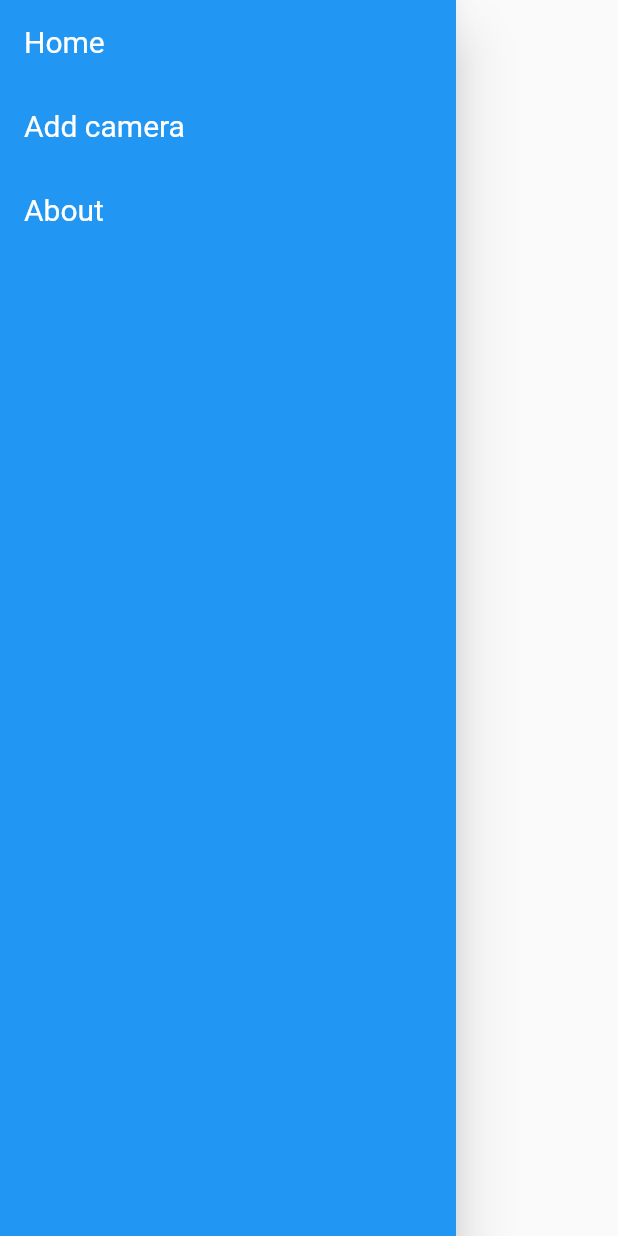
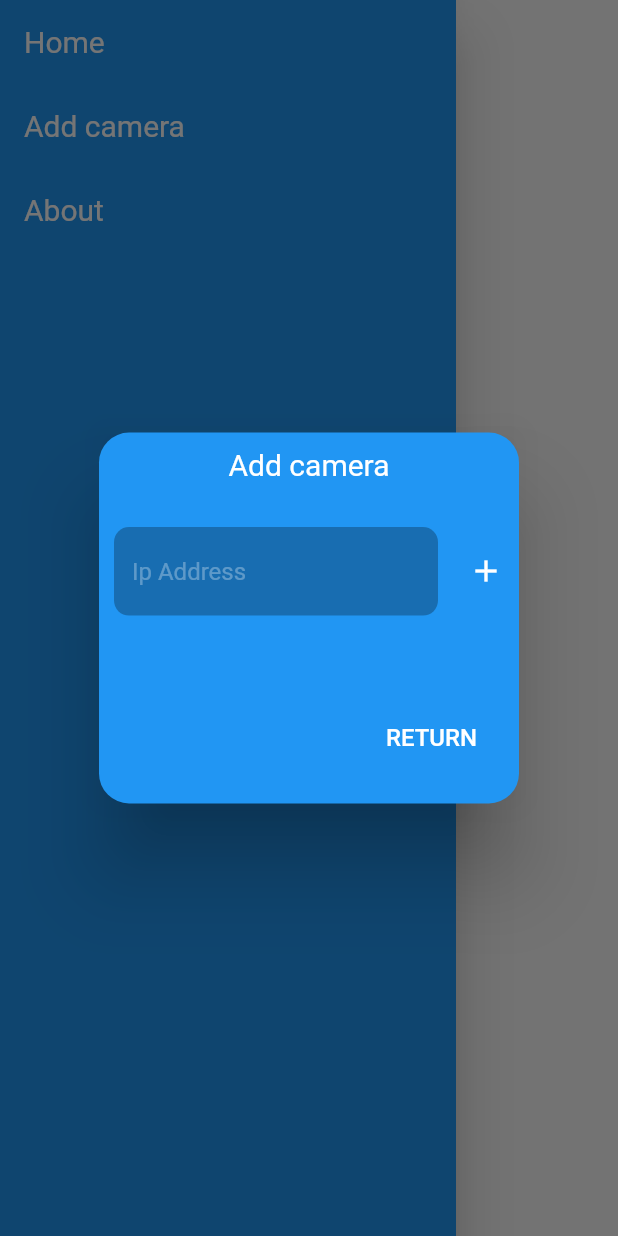
Before and after one commit to thalyson004/flutter_timelapse_server, a Flutter app: the MyDrawer widget shown alone on an empty page, opened directly, after a tap on "Add camera", on a phone screen of 412 x 824 dp. Run offline on Flutter 3.47's test engine with Material 2 defaults, Android fonts, the light colour scheme and no system bars; our stand-ins replace extended_image; network calls fail.

Commit message:
[DEV] Add auto refresh image and update flutter version.

```diff
--- a/lib/models/camera.dart
+++ b/lib/models/camera.dart
@@ -1,4 +1,5 @@
 import 'package:flutter_timelapse/api/api.dart';
+import 'package:flutter_timelapse/widgets/camera_card.dart';
 
 class Camera {
   String ip;
@@ -6,4 +7,6 @@ class Camera {
   Camera({required this.ip});
 
   get image => API.getImage(ip);
+
+  get card => CameraCard(ip: ip);
 }
--- a/lib/pages/about.dart
+++ b/lib/pages/about.dart
@@ -25,7 +25,6 @@ Widget aboutDialog(BuildContext context) {
           SingleChildScrollView(
             child: Column(
               crossAxisAlignment: CrossAxisAlignment.stretch,
-              mainAxisAlignment: MainAxisAlignment.center,
               children: [
                 Row(
                   children: const [
--- a/lib/widgets/camera_card.dart
+++ b/lib/widgets/camera_card.dart
@@ -1,5 +1,9 @@
+import 'dart:async';
+
+import 'package:extended_image/extended_image.dart';
 import 'package:flutter/cupertino.dart';
 import 'package:flutter/material.dart';
+import 'package:flutter/scheduler.dart';
 
 class CameraCard extends StatefulWidget {
   String? ip;
@@ -10,9 +14,39 @@ class CameraCard extends StatefulWidget {
 }
 
 class _CameraCardState extends State<CameraCard> {
+  ExtendedNetworkImageProvider image = ExtendedNetworkImageProvider("");
+  String text = "";
+  //NetworkImage("http://${widget.ip}/capture");
+
+  ExtendedNetworkImageProvider getImage() {
+    return ExtendedNetworkImageProvider(
+      "http://${widget.ip}/capture?time=${DateTime.now().millisecondsSinceEpoch}",
+      scale: 1,
+      cache: false,
+      cacheMaxAge: Duration(seconds: 1),
+      //cancelToken: cancellationToken,
+    );
+  }
+
   @override
   void initState() {
-    //final st = StreamBuilder();
+    image = getImage();
+    super.initState();
+
+    Timer.periodic(const Duration(seconds: 1), (Timer timer) async {
+      print("Update camera ${widget.ip}");
+      final tempImage = getImage();
+      setState(() {
+        text = DateTime.now().toLocal().toString();
+      });
+    });
+
+    Timer.periodic(const Duration(seconds: 5), (Timer timer) async {
+      final tempImage = getImage();
+      setState(() {
+        image = tempImage;
+      });
+    });
   }
 
   @override
@@ -21,22 +55,52 @@ class _CameraCardState extends State<CameraCard> {
     double side = (width / 3) - 3 * 2 * 8;
     return Padding(
       padding: const EdgeInsets.all(8.0),
-      child: Container(
+      child: Stack(
+        children: [
+          Container(
             height: side,
             width: side,
+            child: Align(
+              alignment: Alignment.bottomRight,
+              child: Text(
+                text,
+                style: const TextStyle(
+                  color: Colors.white,
+                  fontSize: 20,
+                  fontWeight: FontWeight.bold,
+                  shadows: [
+                    Shadow(
+                        // bottomLeft
+                        offset: Offset(-1.5, -1.5),
+                        color: Colors.black),
+                    Shadow(
+                        // bottomRight
+                        offset: Offset(1.5, -1.5),
+                        color: Colors.black),
+                    Shadow(
+                        // topRight
+                        offset: Offset(1.5, 1.5),
+                        color: Colors.black),
+                    Shadow(
+                        // topLeft
+                        offset: Offset(-1.5, 1.5),
+                        color: Colors.black),
+                  ],
+                ),
+              ),
+            ),
             decoration: BoxDecoration(
               border: Border.all(
                 color: Colors.black,
                 width: 3,
               ),
               image: DecorationImage(
+                image: image,
                 fit: BoxFit.fill,
-            image: widget.ip != null
-                ? NetworkImage("http://${widget.ip}/capture")
-                : const NetworkImage(
-                    "https://i.ytimg.com/vi/w6geNk3QnBQ/maxresdefault.jpg"),
               ),
             ),
+          ),
+        ],
       ),
     );
   }
--- a/lib/widgets/mydrawer.dart
+++ b/lib/widgets/mydrawer.dart
@@ -1,4 +1,5 @@
 import 'package:flutter/material.dart';
+import 'package:flutter_timelapse/pages/add.dart';
 
 import '../pages/about.dart';
 
@@ -20,7 +21,7 @@ class MyDrawer extends StatelessWidget {
             DrawerTile(
                 text: "Add camera",
                 onTap: () {
-                  print("Add");
+                  showAdd(context);
                 }),
             DrawerTile(
                 text: "About",
--- a/pubspec.yaml
+++ b/pubspec.yaml
@@ -18,7 +18,7 @@ publish_to: 'none' # Remove this line if you wish to publish to pub.dev
 version: 1.0.0+1
 
 environment:
-  sdk: ">=2.16.2 <3.0.0"
+  sdk: ">=2.17.0 <3.0.0"
 
 # Dependencies specify other packages that your package needs in order to work.
 # To automatically upgrade your package dependencies to the latest versions
@@ -35,6 +35,7 @@ dependencies:
   # Use with the CupertinoIcons class for iOS style icons.
   cupertino_icons: ^1.0.2
   provider: ^6.0.1
+  extended_image: ^6.2.1
 
 dev_dependencies:
   flutter_test:
```
Also changed, not shown: lib/pages/home.dart (+6 -41 lines), pubspec.lock. Lines whose indentation alone changed are shown as unchanged.
